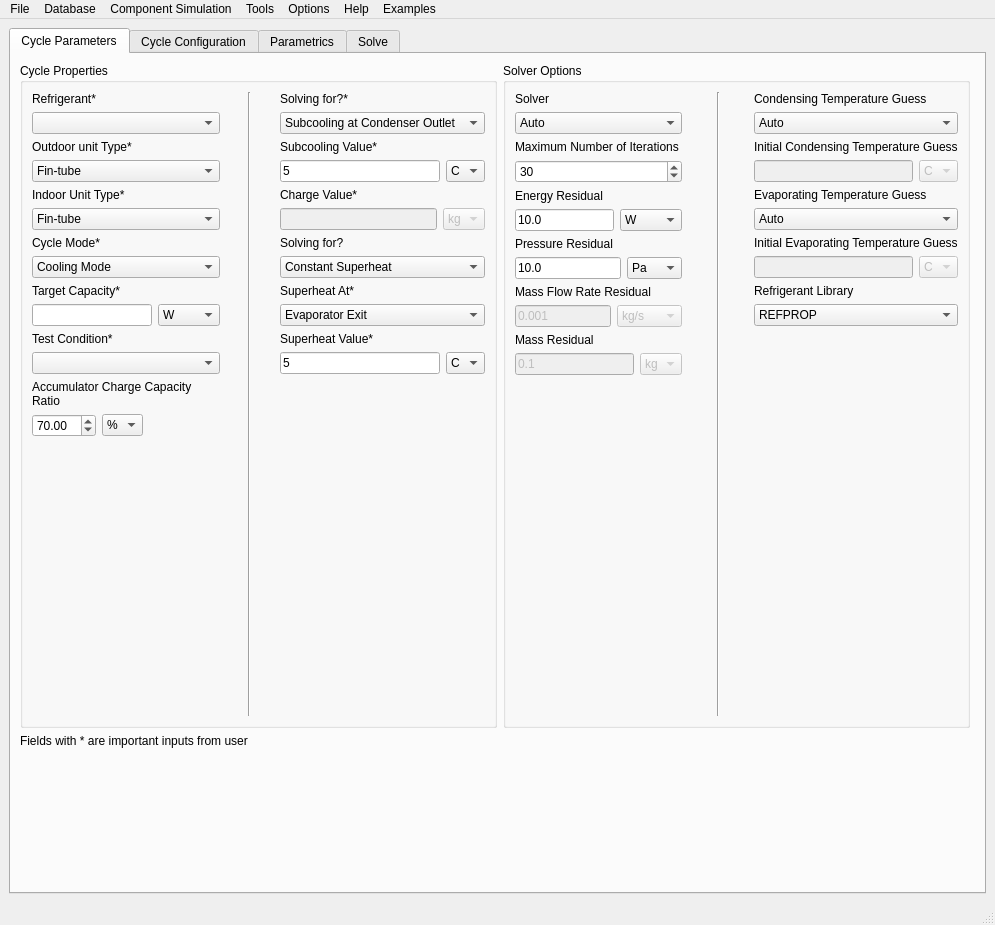
Old version of the form ui_files/MainWindow.ui in the repository OmarZaki96/EGSim.
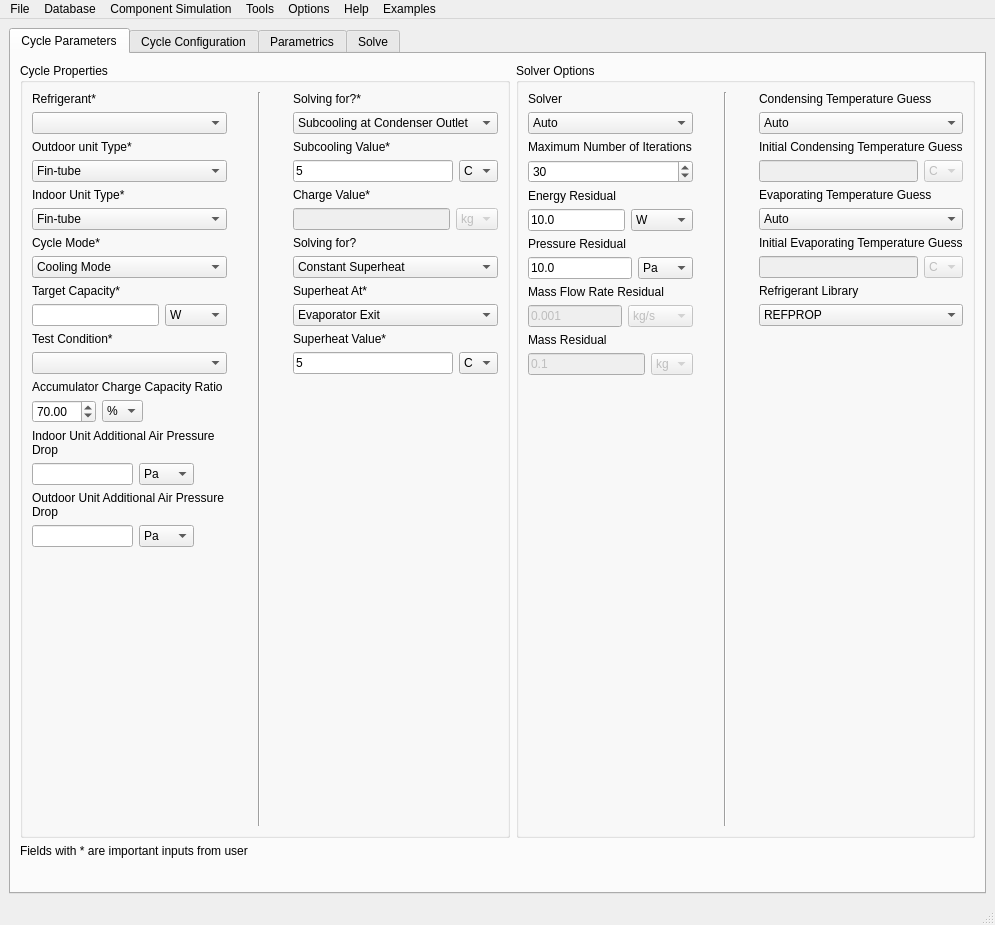
New version of the form.

Commit message:
Additional Air Pressure Drop to HXs
Added the ability to define an additional pressure drop on air-side for the indoor and outdoor units.

```diff
--- a/ui_files/MainWindow.ui
+++ b/ui_files/MainWindow.ui
@@ -27,7 +27,7 @@
        <attribute name="title">
         <string>Cycle Parameters</string>
        </attribute>
-       <layout class="QVBoxLayout" name="verticalLayout_50">
+       <layout class="QVBoxLayout" name="verticalLayout_52">
         <item>
          <layout class="QHBoxLayout" name="horizontalLayout_23">
           <item>
@@ -237,6 +237,148 @@
                  </item>
                 </layout>
                </item>
+               <item>
+                <layout class="QVBoxLayout" name="verticalLayout_51">
+                 <item>
+                  <widget class="QLabel" name="Indoor_Fan_add_DP_label">
+                   <property name="toolTip">
+                    <string>This is the percentage of system charge stored in accumulator to total system charge</string>
+                   </property>
+                   <property name="text">
+                    <string>Indoor Unit Additional Air Pressure Drop</string>
+                   </property>
+                   <property name="wordWrap">
+                    <bool>true</bool>
+                   </property>
+                  </widget>
+                 </item>
+                 <item>
+                  <layout class="QHBoxLayout" name="horizontalLayout_49">
+                   <item>
+                    <widget class="QLineEdit" name="Indoor_Fan_add_DP"/>
+                   </item>
+                   <item>
+                    <widget class="QComboBox" name="Indoor_Fan_add_DP_unit">
+                     <item>
+                      <property name="text">
+                       <string>Pa</string>
+                      </property>
+                     </item>
+                     <item>
+                      <property name="text">
+                       <string>kPa</string>
+                      </property>
+                     </item>
+                     <item>
+                      <property name="text">
+                       <string>MPa</string>
+                      </property>
+                     </item>
+                     <item>
+                      <property name="text">
+                       <string>bar</string>
+                      </property>
+                     </item>
+                     <item>
+                      <property name="text">
+                       <string>atm</string>
+                      </property>
+                     </item>
+                     <item>
+                      <property name="text">
+                       <string>psi</string>
+                      </property>
+                     </item>
+                    </widget>
+                   </item>
+                   <item>
+                    <spacer name="horizontalSpacer_33">
+                     <property name="orientation">
+                      <enum>Qt::Horizontal</enum>
+                     </property>
+                     <property name="sizeHint" stdset="0">
+                      <size>
+                       <width>40</width>
+                       <height>20</height>
+                      </size>
+                     </property>
+                    </spacer>
+                   </item>
+                  </layout>
+                 </item>
+                </layout>
+               </item>
+               <item>
+                <layout class="QVBoxLayout" name="verticalLayout_50">
+                 <item>
+                  <widget class="QLabel" name="Outdoor_Fan_add_DP_label">
+                   <property name="toolTip">
+                    <string>This is the percentage of system charge stored in accumulator to total system charge</string>
+                   </property>
+                   <property name="text">
+                    <string>Outdoor Unit Additional Air Pressure Drop</string>
+                   </property>
+                   <property name="wordWrap">
+                    <bool>true</bool>
+                   </property>
+                  </widget>
+                 </item>
+                 <item>
+                  <layout class="QHBoxLayout" name="horizontalLayout_48">
+                   <item>
+                    <widget class="QLineEdit" name="Outdoor_Fan_add_DP"/>
+                   </item>
+                   <item>
+                    <widget class="QComboBox" name="Outdoor_Fan_add_DP_unit">
+                     <item>
+                      <property name="text">
+                       <string>Pa</string>
+                      </property>
+                     </item>
+                     <item>
+                      <property name="text">
+                       <string>kPa</string>
+                      </property>
+                     </item>
+                     <item>
+                      <property name="text">
+                       <string>MPa</string>
+                      </property>
+                     </item>
+                     <item>
+                      <property name="text">
+                       <string>bar</string>
+                      </property>
+                     </item>
+                     <item>
+                      <property name="text">
+                       <string>atm</string>
+                      </property>
+                     </item>
+                     <item>
+                      <property name="text">
+                       <string>psi</string>
+                      </property>
+                     </item>
+                    </widget>
+                   </item>
+                   <item>
+                    <spacer name="horizontalSpacer_32">
+                     <property name="orientation">
+                      <enum>Qt::Horizontal</enum>
+                     </property>
+                     <property name="sizeHint" stdset="0">
+                      <size>
+                       <width>40</width>
+                       <height>20</height>
+                      </size>
+                     </property>
+                    </spacer>
+                   </item>
+                  </layout>
+                 </item>
+                </layout>
+               </item>
                <item>
                 <spacer name="verticalSpacer_4">
                  <property name="orientation">
```
The commit also changes 10 other files.
